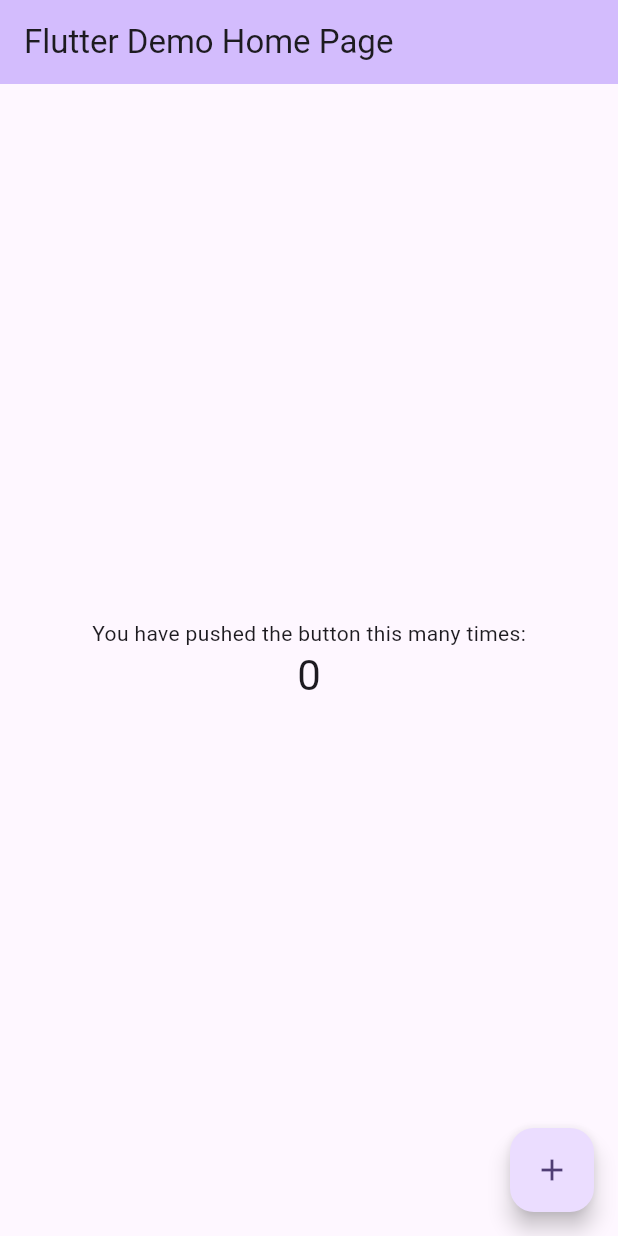
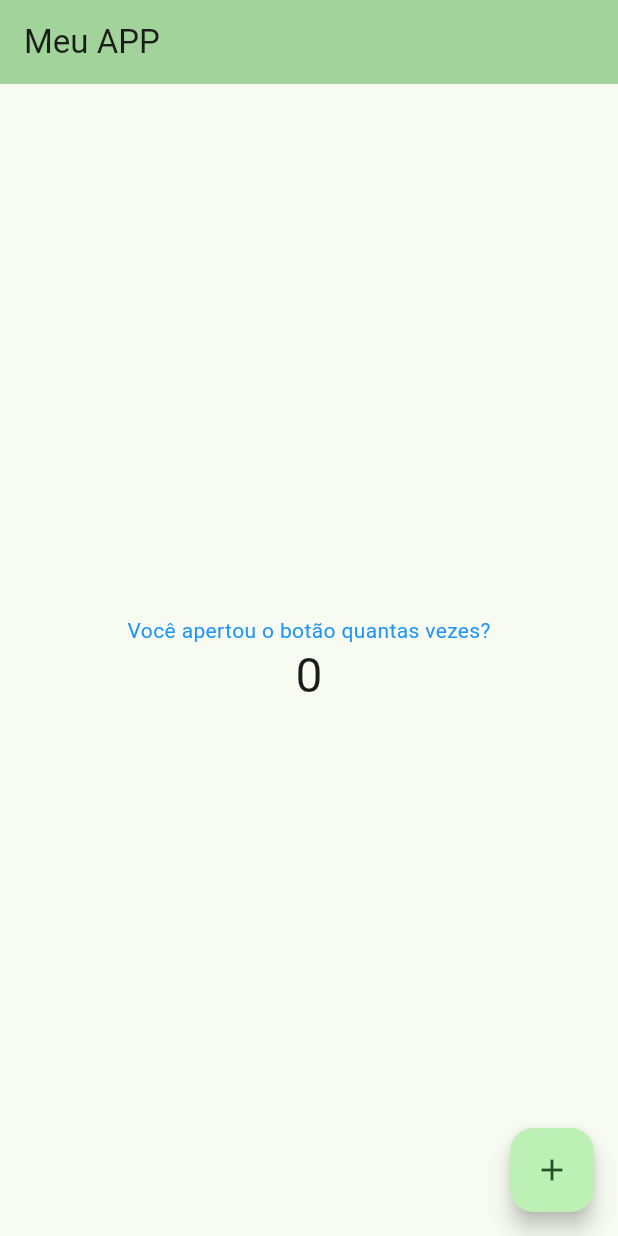
Before and after one commit to reynatojunior/meuappflutter, a Flutter app: the screen it shows after launch, on a phone screen of 412 x 824 dp. Run offline on Flutter 3.47's test engine with Material 2 defaults, Android fonts, the phone set to English and light mode, and no system bars.

Commit message:
commit do 2 desafio

```diff
--- a/lib/main.dart
+++ b/lib/main.dart
@@ -28,10 +28,10 @@ class MyApp extends StatelessWidget {
         //
         // This works for code too, not just values: Most code changes can be
         // tested with just a hot reload.
-        colorScheme: ColorScheme.fromSeed(seedColor: Colors.deepPurple),
+        colorScheme: ColorScheme.fromSeed(seedColor: Colors.green),
         useMaterial3: true,
       ),
-      home: const MyHomePage(title: 'Flutter Demo Home Page'),
+      home: const MyHomePage(title: 'Meu APP'),
     );
   }
 }
@@ -106,11 +106,12 @@ class _MyHomePageState extends State<MyHomePage> {
           mainAxisAlignment: MainAxisAlignment.center,
           children: <Widget>[
             const Text(
-              'You have pushed the button this many times:',
+              'Você apertou o botão quantas vezes?',
+              style: TextStyle(color: Colors.blue),
             ),
             Text(
               '$_counter',
-              style: Theme.of(context).textTheme.headlineMedium,
+              style: Theme.of(context).textTheme.headlineLarge,
             ),
           ],
         ),
```
